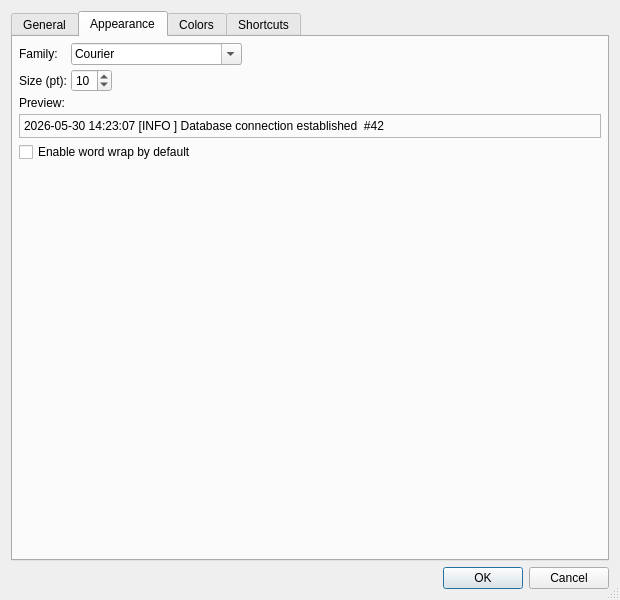
Qt form src/settingsdialog.ui (scaremongr/dendrolog) before a commit.
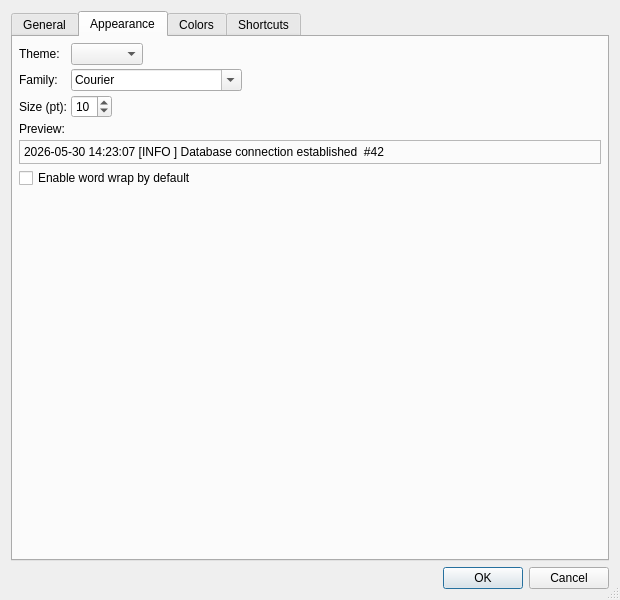
The same form after that commit. The open tabs and pages were chosen to show the change.

Commit message: Add a manual theme choice: same as system, light, dark — Q-7

Diff of the .ui file:
```diff
--- a/src/settingsdialog.ui
+++ b/src/settingsdialog.ui
@@ -162,13 +162,44 @@
           <enum>QFormLayout::ExpandingFieldsGrow</enum>
          </property>
          <item row="0" column="0">
+          <widget class="QLabel" name="themeLabel">
+           <property name="text">
+            <string>Theme:</string>
+           </property>
+          </widget>
+         </item>
+         <item row="0" column="1">
+          <layout class="QHBoxLayout" name="themeRowLayout">
+           <item>
+            <widget class="QComboBox" name="themeComboBox">
+             <property name="toolTip">
+              <string>Same as system follows the light or dark theme of the operating system; Light and Dark keep the window that way.</string>
+             </property>
+            </widget>
+           </item>
+           <item>
+            <spacer name="themeHSpacer">
+             <property name="orientation">
+              <enum>Qt::Horizontal</enum>
+             </property>
+             <property name="sizeHint" stdset="0">
+              <size>
+               <width>40</width>
+               <height>20</height>
+              </size>
+             </property>
+            </spacer>
+           </item>
+          </layout>
+         </item>
+         <item row="1" column="0">
           <widget class="QLabel" name="fontFamilyLabel">
            <property name="text">
             <string>Family:</string>
            </property>
           </widget>
          </item>
-         <item row="0" column="1">
+         <item row="1" column="1">
           <widget class="QFontComboBox" name="fontFamilyComboBox">
            <property name="fontFilters">
             <set>QFontComboBox::MonospacedFonts</set>
@@ -178,14 +209,14 @@
            </property>
           </widget>
          </item>
-         <item row="1" column="0">
+         <item row="2" column="0">
           <widget class="QLabel" name="fontSizeLabel">
            <property name="text">
             <string>Size (pt):</string>
            </property>
           </widget>
          </item>
-         <item row="1" column="1">
+         <item row="2" column="1">
           <layout class="QHBoxLayout" name="fontSizeRowLayout">
            <item>
             <widget class="QSpinBox" name="fontSizeSpinBox">
```
Left out of the diff: 2 changed lines with no effect on the pictures. The commit also changes 21 other files.
